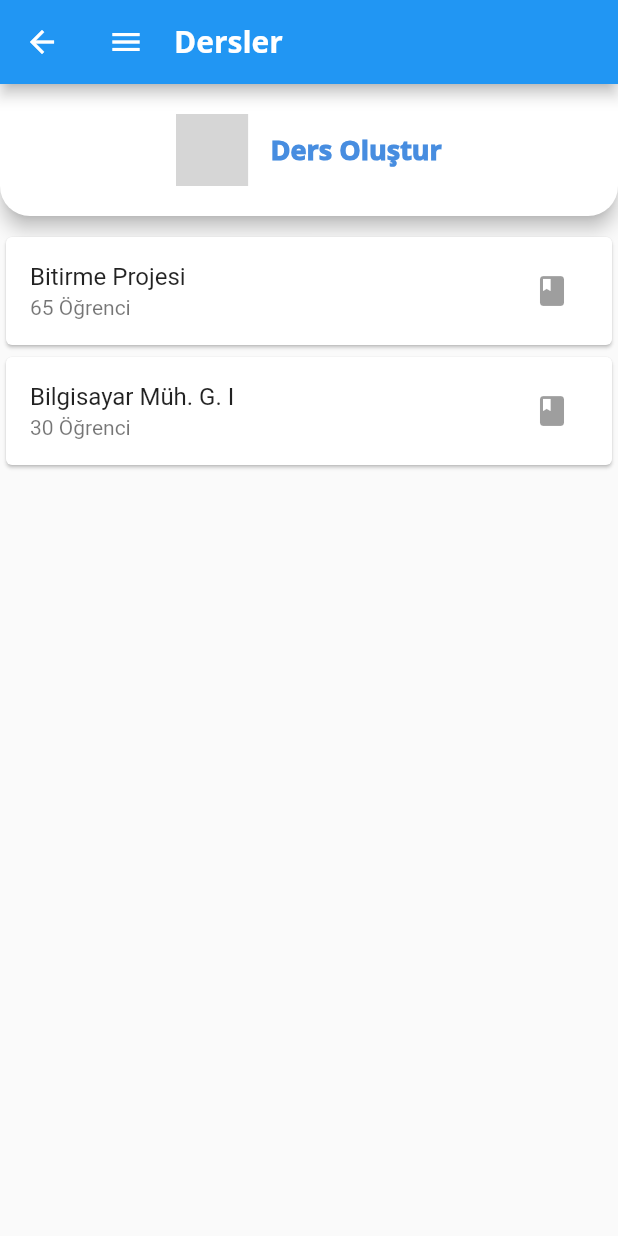
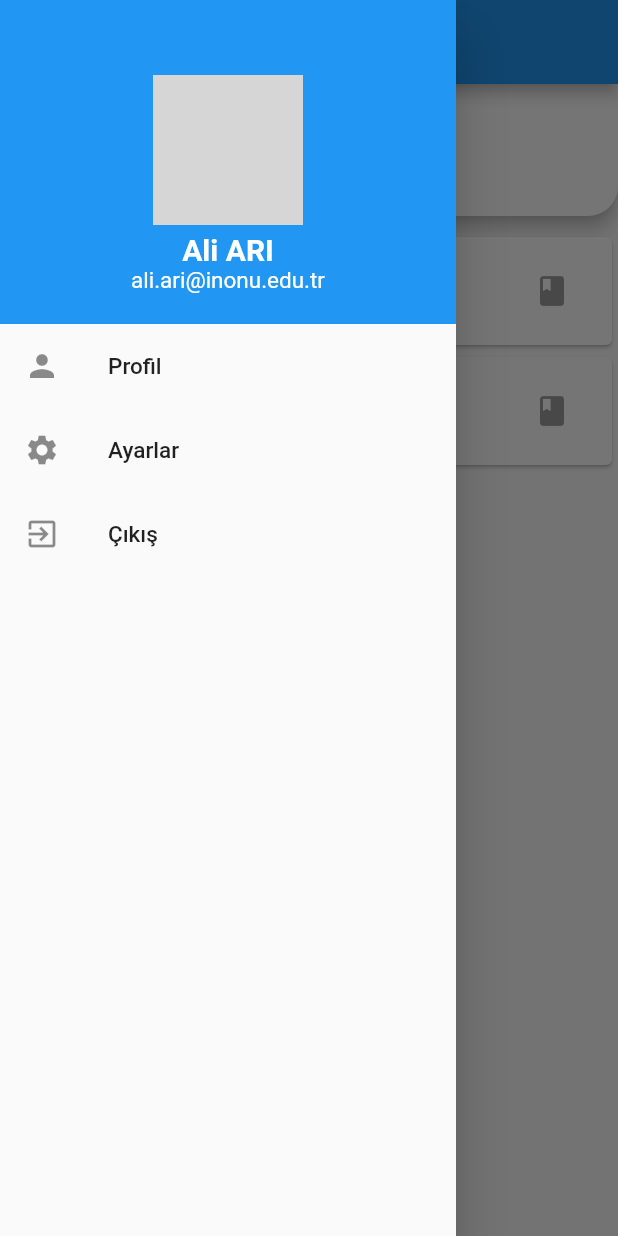
Before and after one commit to volkanustekidag/bitirme_projesi_yoklama_uygulamasi, a Flutter app: the Teacher_Lesons screen opened directly, with the side drawer open (before the commit the screen has no drawer), on a phone screen of 412 x 824 dp. Run offline on Flutter 3.47's test engine with Material 2 defaults, Android fonts, the phone set to English and light mode, and no system bars; our stand-ins replace animated_splash_screen, toggle_switch; missing offline and left inert: flutter_unicons; network calls fail; grey boxes are pictures that could not be loaded.

Commit message:
DrawerMenu

```diff
--- a/lib/screen/teacher_lessons.dart
+++ b/lib/screen/teacher_lessons.dart
@@ -3,6 +3,7 @@ import 'package:yoklama/utilities/constants.dart';
 import 'package:yoklama/module/lesson.dart';
 import 'package:flutter/material.dart';
 import 'package:flutter_unicons/flutter_unicons.dart';
+import 'package:yoklama/utilities/main_drawer.dart';
 import 'teacher_lesson_details.dart';
 
 class Teacher_Lesons extends StatefulWidget {
@@ -28,7 +29,6 @@ class _Teacher_LesonsState extends State<Teacher_Lesons> {
       appBar: AppBar(
         title: Center(
           child: Row(children: <Widget>[
-            Icon(Icons.menu),
             Padding(
               padding: const EdgeInsets.only(left: 20.0),
               child: Text(
@@ -40,6 +40,7 @@ class _Teacher_LesonsState extends State<Teacher_Lesons> {
           ]),
         ),
       ),
+      drawer: MainDrawer(),
       body: Stack(children: <Widget>[
         Column(
           children: <Widget>[
--- /dev/null
+++ b/lib/utilities/main_drawer.dart
@@ -0,0 +1,74 @@
+import 'package:flutter/material.dart';
+import 'package:yoklama/main.dart';
+import 'package:yoklama/screen/login_screen.dart';
+
+class MainDrawer extends StatelessWidget {
+  @override
+  Widget build(BuildContext context) {
+    return Drawer(
+      child: Column(
+        children: <Widget>[
+          Container(
+            width: double.infinity,
+            padding: EdgeInsets.all(20),
+            color: Theme.of(context).primaryColor,
+            child: Center(
+              child: Column(
+                children: <Widget>[
+                  Container(
+                    width: 100,
+                    height: 100,
+                    margin: EdgeInsets.only(top: 30, bottom: 5),
+                    decoration: BoxDecoration(
+                        shape: BoxShape.circle,
+                        image: DecorationImage(
+                          image: NetworkImage(
+                              'https://i.hizliresim.com/kEpByj.jpg'),
+                          fit: BoxFit.fill,
+                        )),
+                  ),
+                  Text("Ali ARI",
+                      style: TextStyle(
+                          fontSize: 20,
+                          fontWeight: FontWeight.bold,
+                          color: Colors.white)),
+                  Text(
+                    "ali.ari@inonu.edu.tr",
+                    style: TextStyle(color: Colors.white, fontSize: 15),
+                  )
+                ],
+              ),
+            ),
+          ),
+          ListTile(
+            leading: Icon(Icons.person),
+            title: Text(
+              "Profil",
+              style: TextStyle(fontSize: 15),
+            ),
+          ),
+          ListTile(
+            leading: Icon(Icons.settings),
+            title: Text(
+              "Ayarlar",
+              style: TextStyle(fontSize: 15),
+            ),
+          ),
+          ListTile(
+            onTap: () {
+              Navigator.pushReplacement(
+                  context,
+                  MaterialPageRoute(
+                      builder: (BuildContext context) => Yoklama()));
+            },
+            leading: Icon(Icons.exit_to_app),
+            title: Text(
+              "Çıkış",
+              style: TextStyle(fontSize: 15),
+            ),
+          )
+        ],
+      ),
+    );
+  }
+}
```
